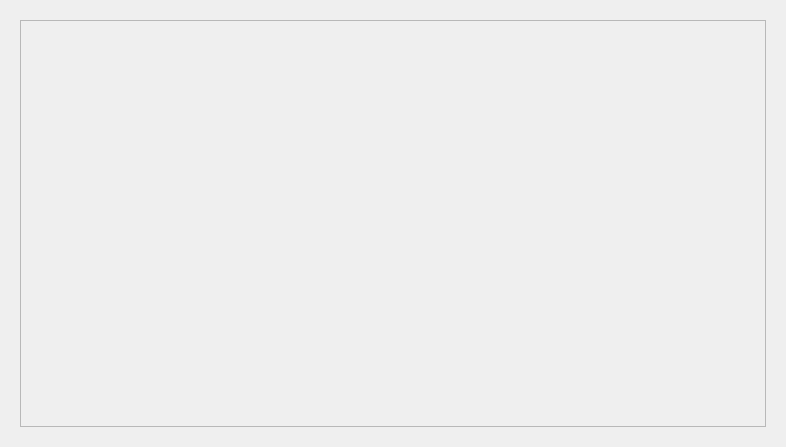
The window that src/View/MenuAdmin/menuemployees.ui (Fyz-dev/GunStore) describes before a commit, drawn with Qt 5.
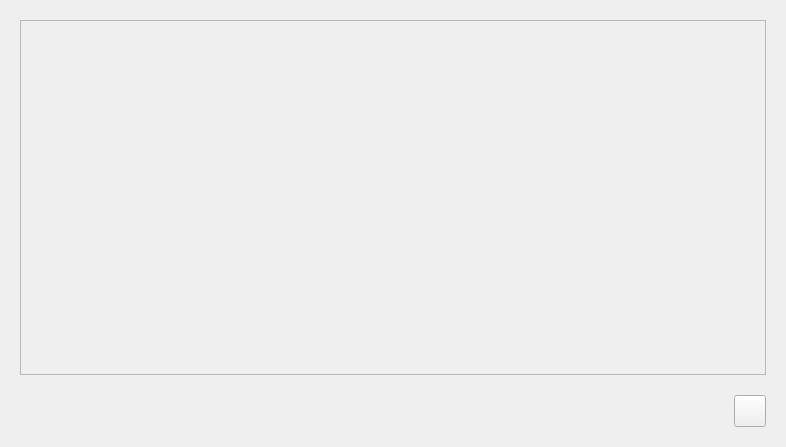
The same window after the commit. Icons and pictures are not drawn.

What changed in the file:
```diff
--- a/src/View/MenuAdmin/menuemployees.ui
+++ b/src/View/MenuAdmin/menuemployees.ui
@@ -13,7 +13,7 @@
   <property name="windowTitle">
    <string>Form</string>
   </property>
-  <layout class="QHBoxLayout" name="horizontalLayout">
+  <layout class="QVBoxLayout" name="verticalLayout">
    <property name="spacing">
     <number>20</number>
    </property>
@@ -40,7 +40,7 @@
         <x>0</x>
         <y>0</y>
         <width>744</width>
-        <height>405</height>
+        <height>351</height>
        </rect>
       </property>
       <layout class="QVBoxLayout" name="verticalLayout_2">
@@ -76,6 +76,52 @@
      </widget>
     </widget>
    </item>
+   <item>
+    <layout class="QHBoxLayout" name="horizontalLayout">
+     <item>
+      <spacer name="horizontalSpacer">
+       <property name="orientation">
+        <enum>Qt::Horizontal</enum>
+       </property>
+       <property name="sizeHint" stdset="0">
+        <size>
+         <width>40</width>
+         <height>20</height>
+        </size>
+       </property>
+      </spacer>
+     </item>
+     <item>
+      <widget class="QPushButton" name="buttonAdd">
+       <property name="minimumSize">
+        <size>
+         <width>32</width>
+         <height>32</height>
+        </size>
+       </property>
+       <property name="maximumSize">
+        <size>
+         <width>32</width>
+         <height>32</height>
+        </size>
+       </property>
+       <property name="text">
+        <string/>
+       </property>
+       <property name="icon">
+        <iconset resource="../../../resources/images.qrc">
+         <normaloff>:/WhiteIcon/images/plus_new.png</normaloff>:/WhiteIcon/images/plus_new.png</iconset>
+       </property>
+       <property name="iconSize">
+        <size>
+         <width>24</width>
+         <height>24</height>
+        </size>
+       </property>
+      </widget>
+     </item>
+    </layout>
+   </item>
   </layout>
  </widget>
  <resources/>
```
Left out of the diff: 4 changed lines with no effect on the pictures.
